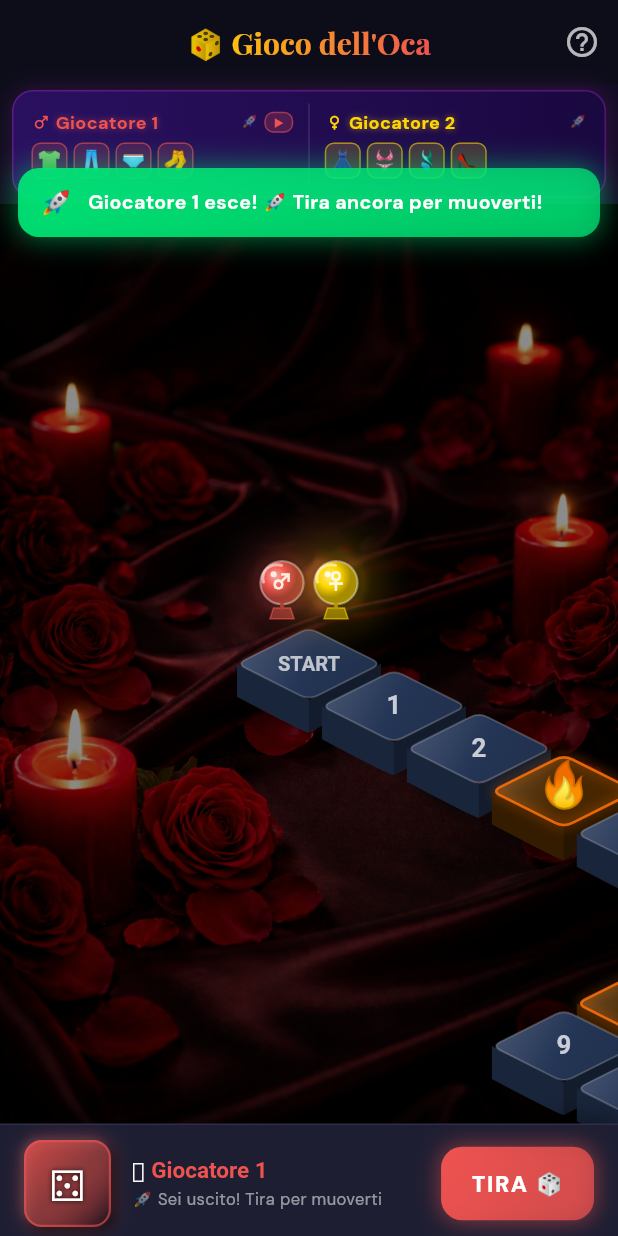
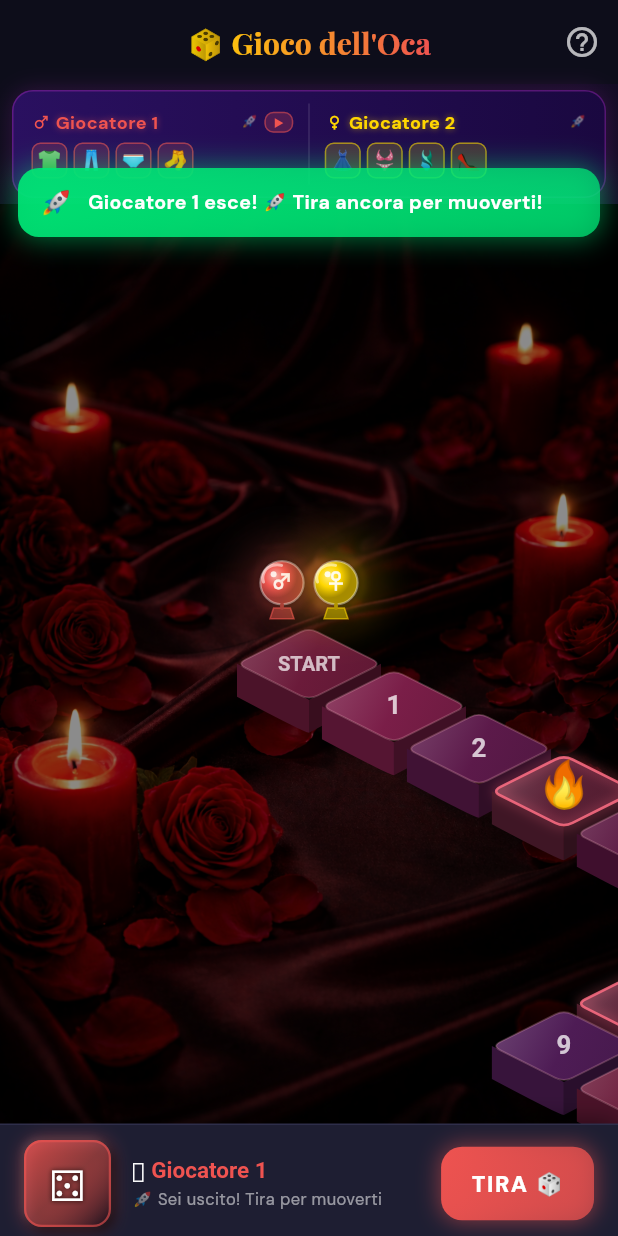
Before and after one commit to godcorpspa/kamasutra_app, a Flutter app: the GoosePlayScreen screen opened by its route, after a tap on "TIRA 🎲", on a phone screen of 412 x 824 dp. Run offline on Flutter 3.47's test engine with Material 3 defaults, Android fonts, the phone set to English and light mode, and no system bars; our stand-ins replace audioplayers, cloud_firestore, confetti, easy_localization, equatable, firebase_auth and 7 more; accounts and stored records are empty; network calls fail; project files that could hold a hidden picture were left out.

Commit message:
style: sensual red-to-purple tile palette for goose board
Normal tiles now cycle through 10 shades of rose, wine, plum,
burgundy, crimson, and violet. Special tiles use warm teal, hot pink,
and coral rose glow colors. Trail lines tinted rose.

https://claude.ai/code/session_01XmffwdbTFmGsZmZm7WxECZ

```diff
--- a/lib/features/games/goose_game/presentation/goose_play_screen.dart
+++ b/lib/features/games/goose_game/presentation/goose_play_screen.dart
@@ -1040,7 +1040,7 @@ class _IsoBoardPainter extends CustomPainter {
 
     // ── 1. Draw path-connecting trail between consecutive cells ──
     final trailPaint = Paint()
-      ..color = Colors.white.withOpacity(0.12)
+      ..color = const Color(0xFFE84393).withOpacity(0.15)
       ..strokeWidth = 4.0
       ..style = PaintingStyle.stroke
       ..strokeCap = StrokeCap.round;
@@ -1138,7 +1138,7 @@ class _IsoBoardPainter extends CustomPainter {
     final vB = Offset(c.dx,      c.dy + hh);
     final vL = Offset(c.dx - hw, c.dy     );
 
-    final col   = _topColor(sq.type);
+    final col   = _topColor(sq.type, sq.position);
     final colBr = _brighten(col, 0.18); // brighter highlight
     final colL  = _dim(col, 0.30);
     final colR  = _dim(col, 0.48);
@@ -1181,10 +1181,10 @@ class _IsoBoardPainter extends CustomPainter {
       ).createShader(Rect.fromCenter(center: c, width: hw * 2, height: hh * 2));
     canvas.drawPath(topFace, topGrad);
 
-    // Subtle inner highlight at top edge
+    // Subtle inner highlight at top edge (warm rose tint)
     canvas.drawPath(topFace, Paint()
       ..style = PaintingStyle.stroke
-      ..color = Colors.white.withOpacity(0.22)
+      ..color = const Color(0xFFFFB8C9).withOpacity(0.25)
       ..strokeWidth = 1.2);
 
     // ── Glow border for special tiles ──
@@ -1326,21 +1326,35 @@ class _IsoBoardPainter extends CustomPainter {
   }
 
   // ── Helpers ─────────────────────────────────────────────────────────
-  Color _topColor(GooseSquareType t) {
+  Color _topColor(GooseSquareType t, [int pos = 0]) {
     switch (t) {
-      case GooseSquareType.normal:  return const Color(0xFF243555);
-      case GooseSquareType.ladder:  return const Color(0xFF1A4A2A);
-      case GooseSquareType.hole:    return const Color(0xFF4A1018);
-      case GooseSquareType.penance: return const Color(0xFF4A2800);
-      case GooseSquareType.finish:  return const Color(0xFF4A3A00);
+      case GooseSquareType.normal:
+        // Cycle through sensual red-to-purple palette based on position
+        const palette = [
+          Color(0xFF6B1B3A), // deep rose
+          Color(0xFF7A1E48), // wine
+          Color(0xFF5C1A4A), // plum
+          Color(0xFF4A1850), // deep purple
+          Color(0xFF5A1640), // burgundy
+          Color(0xFF6E1A35), // crimson
+          Color(0xFF80203C), // rich red
+          Color(0xFF55184D), // violet
+          Color(0xFF72233E), // berry
+          Color(0xFF4E1C55), // grape
+        ];
+        return palette[pos % palette.length];
+      case GooseSquareType.ladder:  return const Color(0xFF2A4040); // dark teal
+      case GooseSquareType.hole:    return const Color(0xFF5A1025); // deep wine
+      case GooseSquareType.penance: return const Color(0xFF5A2035); // dark rose
+      case GooseSquareType.finish:  return const Color(0xFF5A3A18); // warm gold
     }
   }
 
   Color? _glowColor(GooseSquareType t) {
     switch (t) {
-      case GooseSquareType.ladder:  return _kGreen;
-      case GooseSquareType.hole:    return _kRed;
-      case GooseSquareType.penance: return _kOrange;
+      case GooseSquareType.ladder:  return const Color(0xFF4ECDC4); // soft teal
+      case GooseSquareType.hole:    return const Color(0xFFE84393); // hot pink
+      case GooseSquareType.penance: return const Color(0xFFFF6B81); // coral rose
       case GooseSquareType.finish:  return _kGold;
       default: return null;
     }
```
